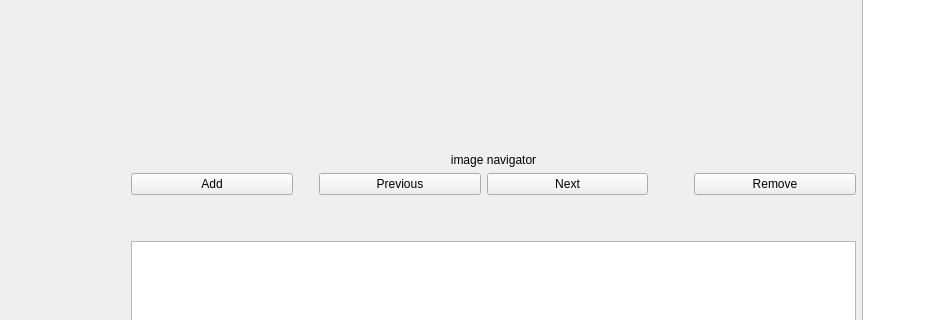
This is main.ui in 4yami/social_media_automation_v2 as Qt 5 draws it before an edit; both pictures show x 0 to 936 and y 207 to 527 of the 1139 by 623 pixel window. The edited form follows.
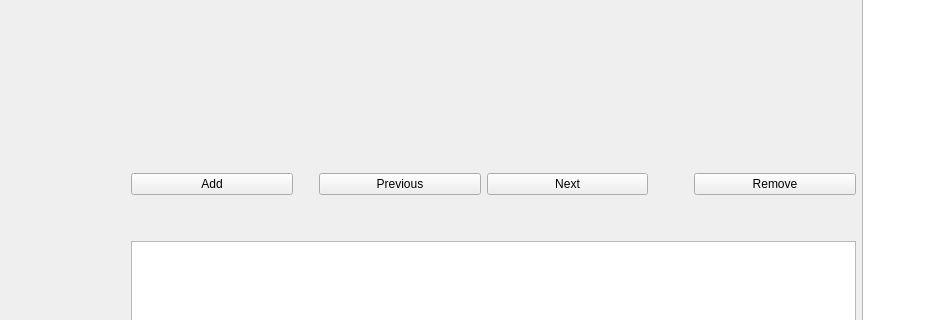
This is the edited form.

```diff
--- a/main.ui
+++ b/main.ui
@@ -146,7 +146,7 @@
                 </sizepolicy>
                </property>
                <property name="text">
-                <string>image navigator</string>
+                <string/>
                </property>
                <property name="alignment">
                 <set>Qt::AlignCenter</set>
```
